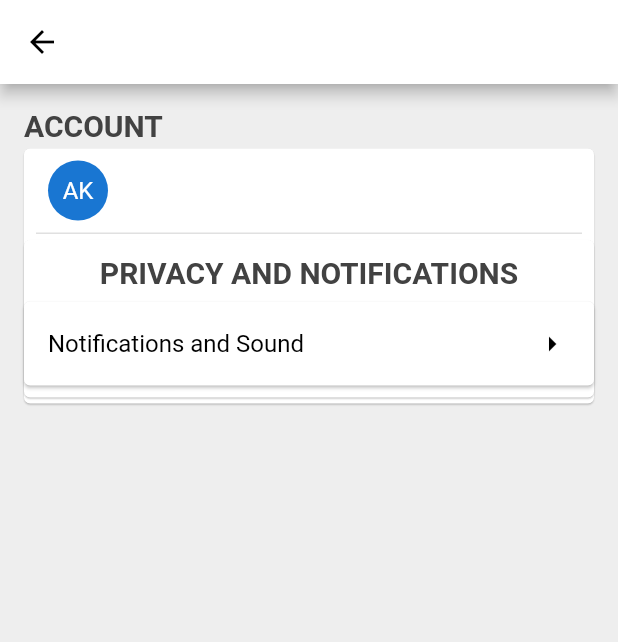
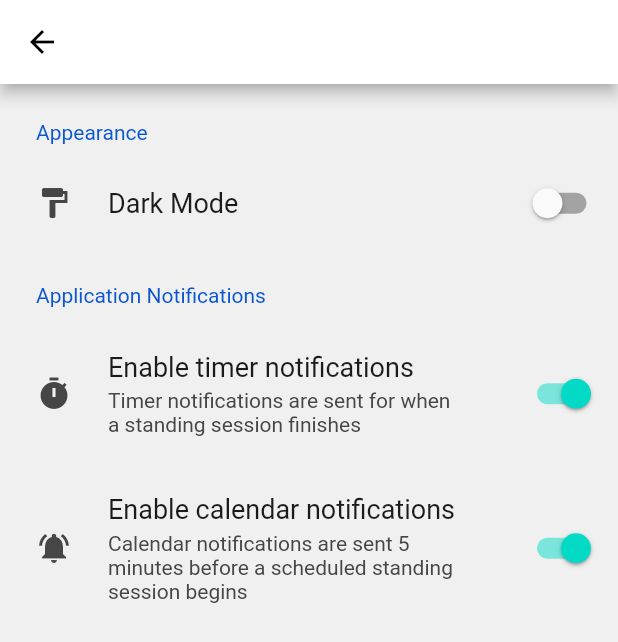
Before and after one commit to AlvinKuruvilla/stand-up, a Flutter app: the SettingsPage screen opened directly, on a phone screen of 412 x 824 dp. Shown: the top 642 px of the screen. Run offline on Flutter 3.47's test engine with Material 2 defaults, Android fonts, the phone set to English and light mode, and no system bars; drawn by our look-alikes of settings_ui; our stand-ins replace introduction_screen.

Commit message:
Redo the settings page

```diff
--- a/stand_up/lib/Pages/Settings/settings_page.dart
+++ b/stand_up/lib/Pages/Settings/settings_page.dart
@@ -1,6 +1,5 @@
 import 'package:flutter/material.dart';
-import 'package:stand_up/Pages/Settings/notifications_page.dart';
-import 'package:stand_up/Widgets/settings_group.dart';
+import 'package:settings_ui/settings_ui.dart';
 
 class SettingsPage extends StatefulWidget {
   const SettingsPage({super.key});
@@ -15,6 +14,8 @@ class SettingsPageState extends State<SettingsPage> {
     super.initState();
   }
 
+  DevicePlatform selectedPlatform = DevicePlatform.device;
+  bool useCustomTheme = false;
   @override
   Widget build(BuildContext context) {
     return Scaffold(
@@ -22,81 +23,45 @@ class SettingsPageState extends State<SettingsPage> {
         appBar: AppBar(
           iconTheme: const IconThemeData(color: Colors.black),
           backgroundColor: Colors.white,
-          title: const Text(
-            'User Settings',
+          title: const Text('Settings'),
+        ),
+        body: SettingsList(platform: selectedPlatform, sections: [
+          SettingsSection(
+            title: const Text('Appearance'),
+            tiles: <SettingsTile>[
+              SettingsTile.switchTile(
+                onToggle: (value) {
+                  setState(() {
+                    useCustomTheme = value;
+                  });
+                },
+                initialValue: useCustomTheme,
+                leading: const Icon(Icons.format_paint),
+                title: const Text('Dark Mode'),
+              ),
+            ],
           ),
-        ),
-        body: SingleChildScrollView(
-            padding: const EdgeInsets.all(16.0),
-            child: Column(
-                crossAxisAlignment: CrossAxisAlignment.start,
-                children: <Widget>[
-                  SettingsGroup(
-                    title: "ACCOUNT",
-                  ),
-                  Card(
-                      elevation: 0.5,
-                      margin: const EdgeInsets.symmetric(
-                        vertical: 4.0,
-                        horizontal: 0,
-                      ),
-                      child: Column(children: <Widget>[
-                        const ListTile(
-                          leading: CircleAvatar(
-                            child: Text("AK"),
-                          ),
-                        ),
-                        buildDivider(),
-                        Card(
-                          elevation: 0.5,
-                          margin: const EdgeInsets.symmetric(
-                            vertical: 4.0,
-                            horizontal: 0,
-                          ),
-                          child: Column(
-                            children: <Widget>[
-                              const SizedBox(height: 10.0),
-                              SettingsGroup(
-                                title: "PRIVACY AND NOTIFICATIONS",
-                              ),
-                              Card(
-                                margin: const EdgeInsets.symmetric(
-                                  vertical: 8.0,
-                                  horizontal: 0,
-                                ),
-                                child: ListTile(
-                                  trailing: const Icon(
-                                    Icons.arrow_right,
-                                    color: Colors.black,
-                                  ),
-                                  title: const Text(
-                                    "Notifications and Sound",
-                                    style: TextStyle(color: Colors.black),
-                                  ),
-                                  onTap: () {
-                                    Navigator.push(
-                                        context,
-                                        MaterialPageRoute(
-                                            builder: (context) =>
-                                                const NotificationsPage()));
-                                  },
-                                ),
-                              )
-                            ],
-                          ),
-                        ),
-                      ]))
-                ])));
+          SettingsSection(
+            title: const Text('Application Notifications'),
+            tiles: <SettingsTile>[
+              SettingsTile.switchTile(
+                onToggle: (_) {},
+                initialValue: true,
+                leading: const Icon(Icons.timer),
+                title: const Text('Enable timer notifications'),
+                description: const Text(
+                    "Timer notifications are sent for when a standing session finishes"),
+              ),
+              SettingsTile.switchTile(
+                onToggle: (_) {},
+                initialValue: true,
+                leading: const Icon(Icons.notifications_active),
+                title: const Text('Enable calendar notifications'),
+                description: const Text(
+                    'Calendar notifications are sent 5 minutes before a scheduled standing session begins'),
+              ),
+            ],
+          ),
+        ]));
   }
 }
-
-Container buildDivider() {
-  return Container(
-    margin: const EdgeInsets.symmetric(
-      horizontal: 8.0,
-    ),
-    width: double.infinity,
-    height: 1.0,
-    color: Colors.grey.shade300,
-  );
-}
--- a/stand_up/lib/Widgets/settings_group.dart
+++ /dev/null
@@ -1,18 +0,0 @@
-import 'package:flutter/material.dart';
-
-class SettingsGroup extends StatelessWidget {
-  final TextStyle headerStyle = TextStyle(
-    color: Colors.grey.shade800,
-    fontWeight: FontWeight.bold,
-    fontSize: 20.0,
-  );
-  final String title;
-  SettingsGroup({super.key, required this.title});
-  @override
-  Widget build(BuildContext context) {
-    return Text(
-      title,
-      style: headerStyle,
-    );
-  }
-}
--- a/stand_up/pubspec.yaml
+++ b/stand_up/pubspec.yaml
@@ -36,9 +36,9 @@ dependencies:
   # The following adds the Cupertino Icons font to your application.
   # Use with the CupertinoIcons class for iOS style icons.
   cupertino_icons: ^1.0.2
-  numberpicker: ^2.1.1
   introduction_screen: ^3.0.2
   http: ^0.13.5
+  settings_ui: ^2.0.2
 dev_dependencies:
   flutter_test:
     sdk: flutter
```
Also changed, not shown: stand_up/lib/Pages/Settings/notifications_page.dart (deleted, +0 -64 lines), stand_up/lib/Widgets/settings_option.dart (deleted, +0 -36 lines), stand_up/lib/main.dart (+9 -2 lines).
